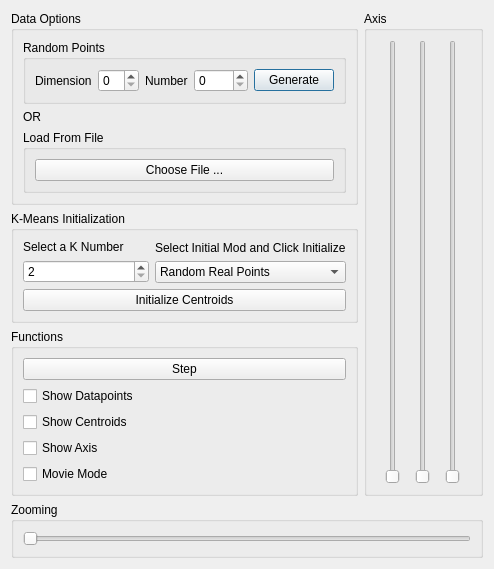
Linquan25/Interactive-Kmeans, file ControlPanel.ui: the form before one commit.
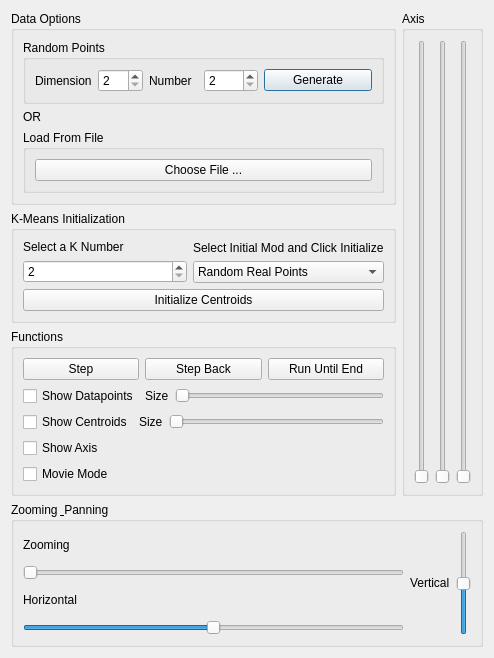
The form after the commit.

Commit message: Adding more functions: 1. High dimension data dandling. It's not pca!. It simply selects the fist 3 dimensions to show the N-D data(due to the limited time) 2. Adding Horizontal/vertical panning 3. Adding point/centroids size changing feature. (Due to the platform, it need to be done in shader program)

The edit to the form file:
```diff
--- a/ControlPanel.ui
+++ b/ControlPanel.ui
@@ -10,7 +10,7 @@
     <x>0</x>
     <y>0</y>
     <width>494</width>
-    <height>563</height>
+    <height>658</height>
    </rect>
   </property>
   <property name="windowTitle">
@@ -42,6 +42,9 @@
              </item>
              <item>
               <widget class="QSpinBox" name="dimension">
+               <property name="minimum">
+                <number>2</number>
+               </property>
                <property name="maximum">
                 <number>10</number>
                </property>
@@ -60,6 +63,9 @@
              </item>
              <item>
               <widget class="QSpinBox" name="sampleNumber">
+               <property name="minimum">
+                <number>2</number>
+               </property>
                <property name="maximum">
                 <number>9999</number>
                </property>
@@ -210,6 +216,8 @@
      </property>
      <layout class="QVBoxLayout" name="verticalLayout">
       <item>
+       <layout class="QHBoxLayout" name="horizontalLayout_7">
+        <item>
        <widget class="QPushButton" name="stepB">
         <property name="text">
          <string>Step</string>
@@ -217,6 +225,24 @@
        </widget>
       </item>
       <item>
+         <widget class="QPushButton" name="stepbackB">
+          <property name="text">
+           <string>Step Back</string>
+          </property>
+         </widget>
+        </item>
+        <item>
+         <widget class="QPushButton" name="runB">
+          <property name="text">
+           <string>Run Until End</string>
+          </property>
+         </widget>
+        </item>
+       </layout>
+      </item>
+      <item>
+       <layout class="QHBoxLayout" name="horizontalLayout_8">
+        <item>
        <widget class="QCheckBox" name="pointsCheckbox">
         <property name="text">
          <string>Show Datapoints</string>
@@ -224,6 +250,27 @@
        </widget>
       </item>
       <item>
+         <widget class="QLabel" name="label_6">
+          <property name="text">
+           <string>Size</string>
+          </property>
+         </widget>
+        </item>
+        <item>
+         <widget class="QSlider" name="pointSizeSlider">
+          <property name="minimum">
+           <number>1</number>
+          </property>
+          <property name="orientation">
+           <enum>Qt::Horizontal</enum>
+          </property>
+         </widget>
+        </item>
+       </layout>
+      </item>
+      <item>
+       <layout class="QHBoxLayout" name="horizontalLayout_9">
+        <item>
        <widget class="QCheckBox" name="centroidsCheckbox">
         <property name="text">
          <string>Show Centroids</string>
@@ -231,6 +278,25 @@
        </widget>
       </item>
       <item>
+         <widget class="QLabel" name="label_7">
+          <property name="text">
+           <string>Size</string>
+          </property>
+         </widget>
+        </item>
+        <item>
+         <widget class="QSlider" name="centroidSizeSlider">
+          <property name="minimum">
+           <number>1</number>
+          </property>
+          <property name="orientation">
+           <enum>Qt::Horizontal</enum>
+          </property>
+         </widget>
+        </item>
+       </layout>
+      </item>
+      <item>
        <widget class="QCheckBox" name="axisCheckbox">
         <property name="text">
          <string>Show Axis</string>
@@ -250,15 +316,76 @@
    <item row="3" column="0" colspan="2">
     <widget class="QGroupBox" name="groupBox_7">
      <property name="title">
-      <string>Zooming</string>
+      <string>Zooming &amp; Panning</string>
      </property>
+     <layout class="QHBoxLayout" name="horizontalLayout_11">
+      <item>
      <layout class="QVBoxLayout" name="verticalLayout_5">
+        <item>
+         <widget class="QLabel" name="label_8">
+          <property name="text">
+           <string>Zooming</string>
+          </property>
+         </widget>
+        </item>
       <item>
        <widget class="QSlider" name="zoomingSlider">
         <property name="orientation">
          <enum>Qt::Horizontal</enum>
         </property>
        </widget>
+        </item>
+        <item>
+         <widget class="QLabel" name="label_9">
+          <property name="text">
+           <string>Horizontal</string>
+          </property>
+         </widget>
+        </item>
+        <item>
+         <widget class="QSlider" name="horizontalSlider">
+          <property name="minimum">
+           <number>-50</number>
+          </property>
+          <property name="maximum">
+           <number>50</number>
+          </property>
+          <property name="value">
+           <number>0</number>
+          </property>
+          <property name="orientation">
+           <enum>Qt::Horizontal</enum>
+          </property>
+         </widget>
+        </item>
+       </layout>
+      </item>
+      <item>
+       <layout class="QHBoxLayout" name="horizontalLayout_10">
+        <item>
+         <widget class="QLabel" name="label_10">
+          <property name="text">
+           <string>Vertical</string>
+          </property>
+         </widget>
+        </item>
+        <item>
+         <widget class="QSlider" name="verticalSlider">
+          <property name="minimum">
+           <number>-50</number>
+          </property>
+          <property name="maximum">
+           <number>50</number>
+          </property>
+          <property name="value">
+           <number>0</number>
+          </property>
+          <property name="orientation">
+           <enum>Qt::Vertical</enum>
+          </property>
+         </widget>
+        </item>
+       </layout>
       </item>
      </layout>
     </widget>
```
Left out of the diff: 2 changed lines with no effect on the pictures. Lines whose indentation alone changed are shown as unchanged. The commit also changes 5 other files.
